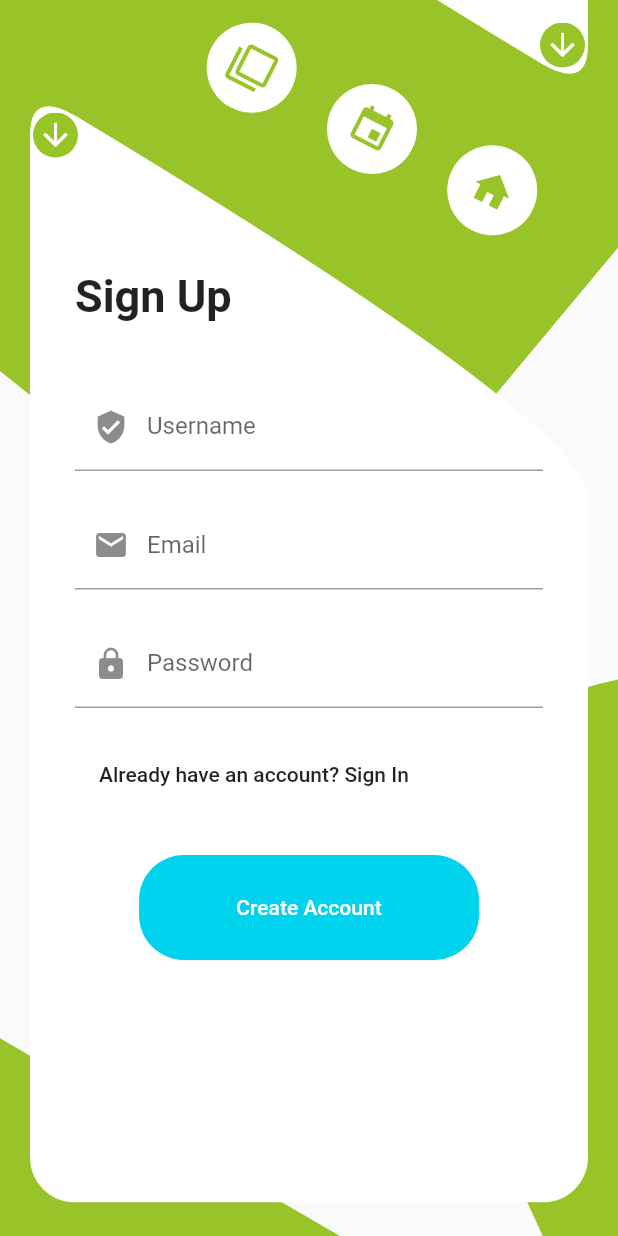
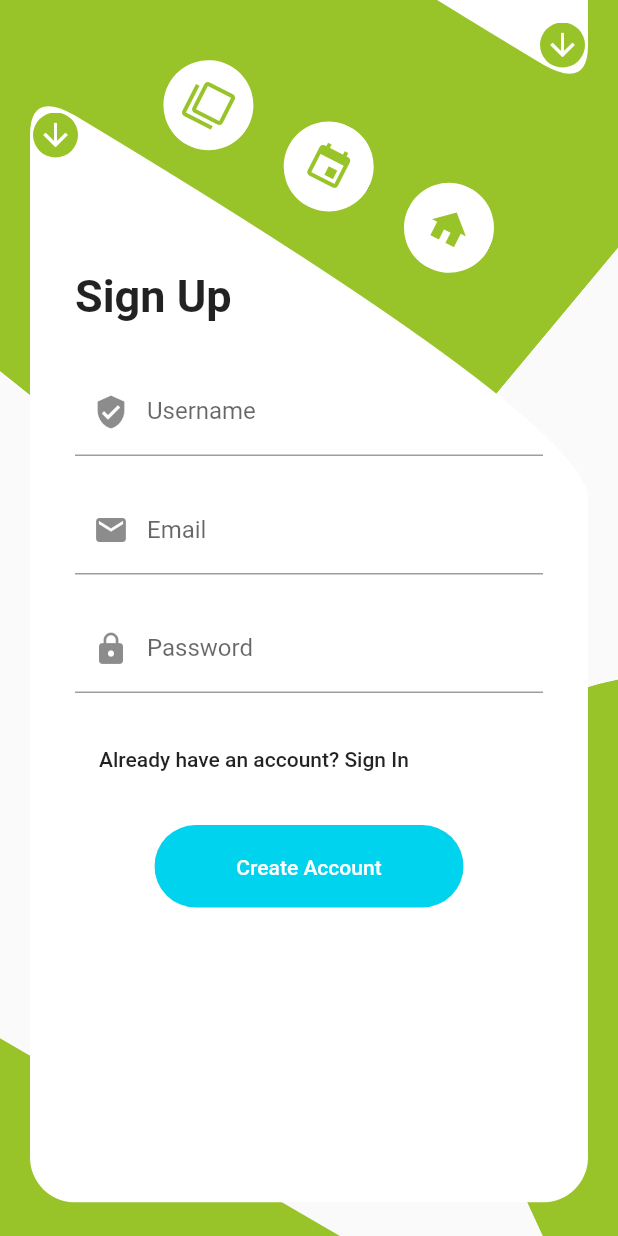
Before and after one commit to RandyKdev/UI, a Flutter app: the screen it shows after launch, after a tap on "Sign In", after a tap on the "arrow downward" icon, on a phone screen of 412 x 824 dp. Run offline on Flutter 3.47's test engine with Material 2 defaults, Android fonts, the phone set to English and light mode, and no system bars.

Commit message:
final touches

```diff
--- a/lib/screens/login/signIn/signIn.dart
+++ b/lib/screens/login/signIn/signIn.dart
@@ -26,11 +26,11 @@ class SignIn extends StatelessWidget {
         child: Stack(
           children: [
             Padding(
-              padding: const EdgeInsets.only(top: 70, left: 30, right: 30),
+              padding: const EdgeInsets.only(top: 60, left: 30, right: 30),
               child: Column(
                 children: [
                   _header,
-                  SizedBox(height: 60),
+                  SizedBox(height: 40),
                   SignInForm(),
                 ],
               ),
--- a/lib/screens/login/signIn/signInForm.dart
+++ b/lib/screens/login/signIn/signInForm.dart
@@ -15,14 +15,14 @@ class SignInForm extends StatelessWidget {
         crossAxisAlignment: CrossAxisAlignment.start,
         children: [
           EmailField(),
-          SizedBox(height: 30),
+          SizedBox(height: 20),
           PasswordField(),
           SizedBox(height: 20),
           FlatButton(
             child: Text('Forgot Password?'),
             onPressed: () {},
           ),
-          SizedBox(height: 30),
+          SizedBox(height: 20),
           _signInButton(width),
         ],
       ),
--- a/lib/screens/login/signUp/signUp.dart
+++ b/lib/screens/login/signUp/signUp.dart
@@ -32,7 +32,7 @@ class SignUp extends StatelessWidget {
                 crossAxisAlignment: CrossAxisAlignment.start,
                 children: [
                   _header,
-                  SizedBox(height: 40),
+                  SizedBox(height: 30),
                   SignUpForm(),
                 ],
               ),
--- a/lib/screens/login/signUp/signUpForm.dart
+++ b/lib/screens/login/signUp/signUpForm.dart
@@ -25,7 +25,7 @@ class SignUpForm extends StatelessWidget {
             child: Text('Already have an account? Sign In'),
             onPressed: () {},
           ),
-          SizedBox(height: 30),
+          SizedBox(height: 20),
           _signUpButton(width),
         ],
       ),
--- a/lib/screens/login/utils/loginButton.dart
+++ b/lib/screens/login/utils/loginButton.dart
@@ -16,8 +16,8 @@ class _LoginButtonState extends State<LoginButton> {
     double width = MediaQuery.of(context).size.width;
     return AnimatedContainer(
       duration: Duration(milliseconds: 300),
-      width: !loading ? width * 0.55 : 55,
-      height: !loading ? 70 : 55,
+      width: !loading ? width * 0.50 : 55,
+      height: 55,
       child: ClipRRect(
         borderRadius: BorderRadius.all(Radius.circular(30)),
         child: RaisedButton(
--- a/lib/screens/login/view.dart
+++ b/lib/screens/login/view.dart
@@ -47,8 +47,8 @@ class _LoginState extends State<Login> {
           ),
           AnimatedPositioned(
             duration: duration,
-            top: showingSignIn ? height * 0.8 : 35,
-            left: showingSignIn ? 0 : width * 0.25,
+            top: showingSignIn ? height * 0.8 : 60,
+            left: showingSignIn ? 0 : width * 0.18,
             child: SocialSignInButtons(showingSignIn),
           ),
         ],
```
